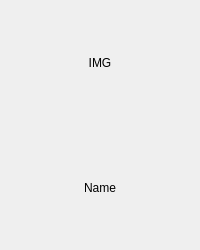
Qt form ui/item_widget.ui (AnthonySTZ/AssetManager) before a commit.
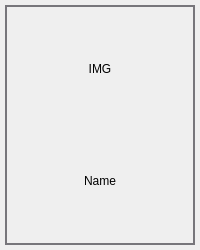
The same form after that commit.

Commit message: resizable window now working

Diff of the .ui file:
```diff
--- a/ui/item_widget.ui
+++ b/ui/item_widget.ui
@@ -35,18 +35,38 @@
     <number>0</number>
    </property>
    <property name="leftMargin">
-    <number>0</number>
+    <number>5</number>
    </property>
    <property name="topMargin">
-    <number>0</number>
+    <number>5</number>
    </property>
    <property name="rightMargin">
-    <number>0</number>
+    <number>5</number>
    </property>
    <property name="bottomMargin">
-    <number>0</number>
+    <number>5</number>
    </property>
    <item>
+    <widget class="QFrame" name="frame">
+     <property name="styleSheet">
+      <string notr="true">.QFrame{
+
+	border: 2px solid rgb(119, 118, 123);
+
+}</string>
+     </property>
+     <property name="frameShape">
+      <enum>QFrame::StyledPanel</enum>
+     </property>
+     <property name="frameShadow">
+      <enum>QFrame::Plain</enum>
+     </property>
+     <property name="lineWidth">
+      <number>0</number>
+     </property>
+     <property name="midLineWidth">
+      <number>0</number>
+     </property>
     <layout class="QGridLayout" name="gridLayout">
      <item row="0" column="0">
       <widget class="QLabel" name="label">
@@ -69,6 +89,7 @@
       </widget>
      </item>
     </layout>
+    </widget>
    </item>
   </layout>
  </widget>
```
Lines whose indentation alone changed are shown as unchanged. The commit also changes 4 other files.
